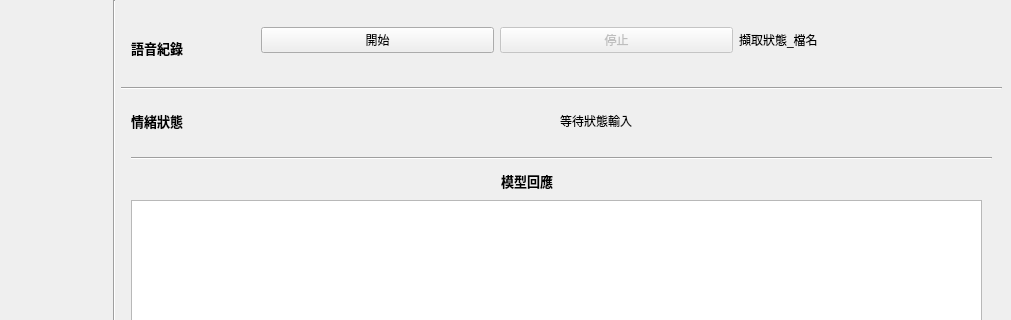
Old version of the form ai_t1.ui in the repository Andyfish222/emotion_bot; both pictures show x 269 to 1280 and y 0 to 320 of the 1280 by 720 pixel window.
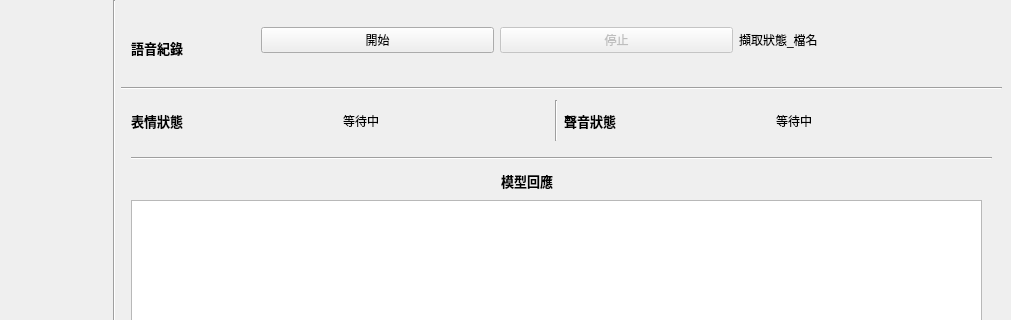
New version of the form.

```diff
--- a/ai_t1.ui
+++ b/ai_t1.ui
@@ -63,14 +63,42 @@
         </font>
        </property>
        <property name="text">
-        <string>情緒狀態</string>
+        <string>表情狀態</string>
        </property>
       </widget>
      </item>
      <item>
       <widget class="QLabel" name="emotion_state">
        <property name="text">
-        <string>等待狀態輸入</string>
+        <string>等待中</string>
+       </property>
+      </widget>
+     </item>
+     <item>
+      <widget class="Line" name="line_6">
+       <property name="orientation">
+        <enum>Qt::Vertical</enum>
+       </property>
+      </widget>
+     </item>
+     <item>
+      <widget class="QLabel" name="label_3">
+       <property name="font">
+        <font>
+         <pointsize>10</pointsize>
+         <weight>75</weight>
+         <bold>true</bold>
+        </font>
+       </property>
+       <property name="text">
+        <string>聲音狀態</string>
+       </property>
+      </widget>
+     </item>
+     <item>
+      <widget class="QLabel" name="voice_state">
+       <property name="text">
+        <string>等待中</string>
        </property>
       </widget>
      </item>
```
Left out of the diff: 6 changed lines with no effect on the pictures.
